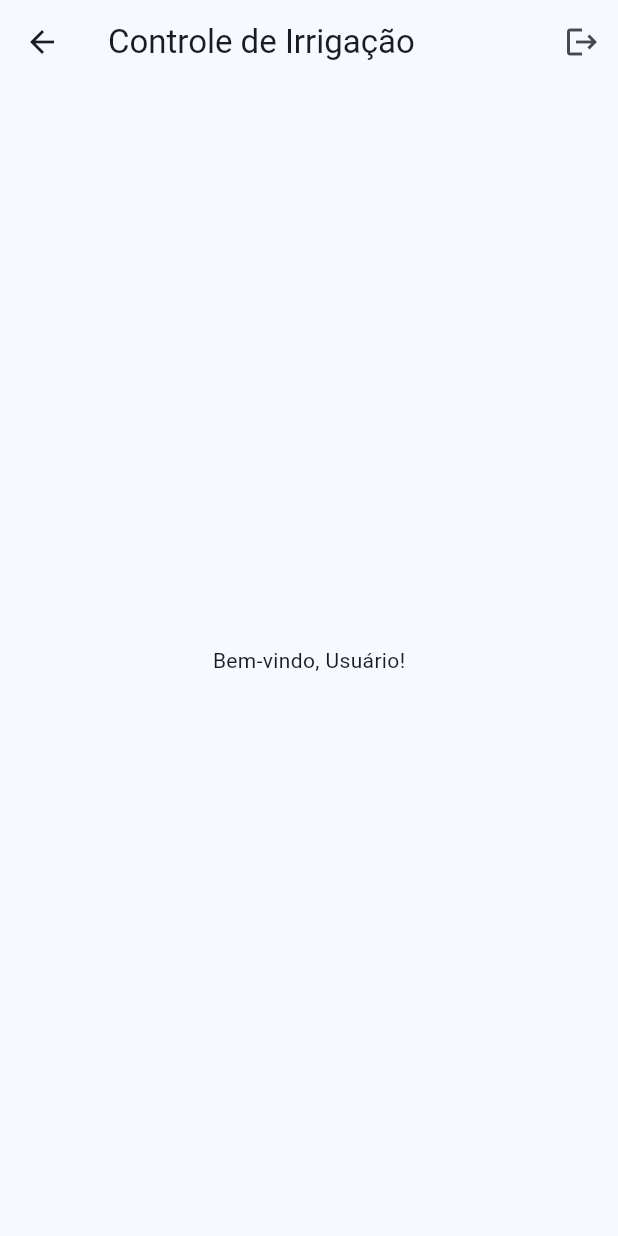
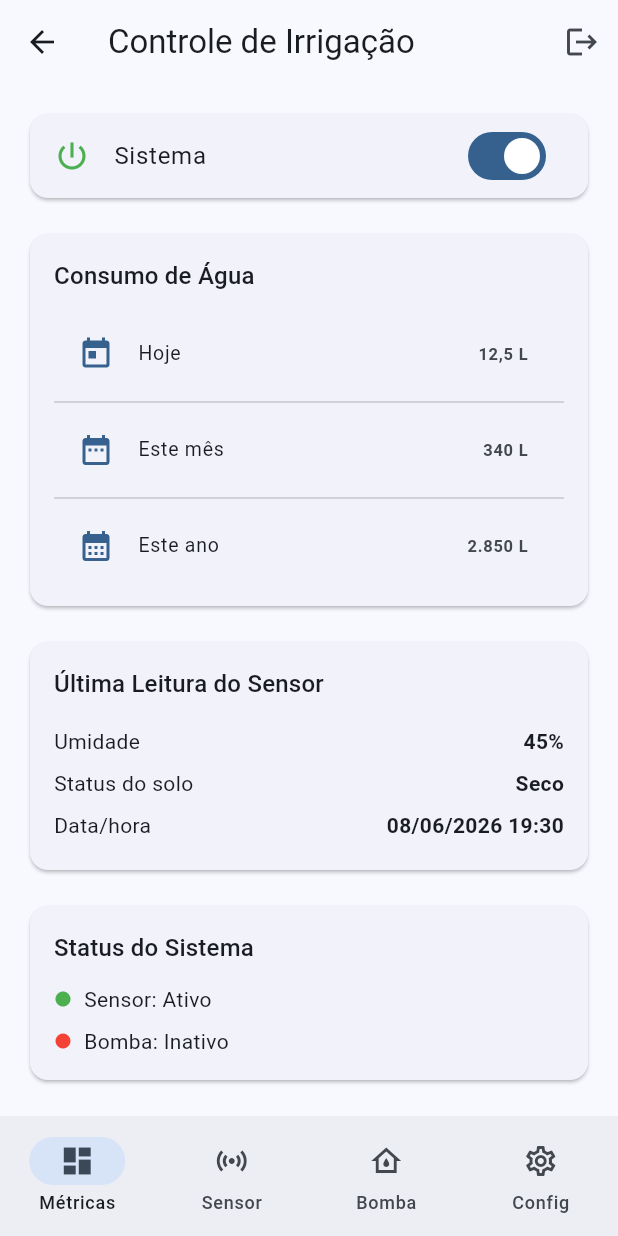
Before and after one commit to EJSeguro/controle-de-irrigacao, a Flutter app: the HomeScreen screen opened directly, on a phone screen of 412 x 824 dp. Run offline on Flutter 3.47's test engine with Material 3 defaults, Android fonts, the phone set to English and light mode, and no system bars; our stand-ins replace shared_preferences; accounts and stored records are empty.

Commit message:
feat: telas de métricas, sensor, bomba e configuração com dados mockados

```diff
--- a/app/lib/screens/home_screen.dart
+++ b/app/lib/screens/home_screen.dart
@@ -1,14 +1,31 @@
 import 'package:flutter/material.dart';
 import 'package:provider/provider.dart';
 import '../services/auth_service.dart';
+import 'metrics_screen.dart';
+import 'sensor_screen.dart';
+import 'pump_screen.dart';
+import 'config_screen.dart';
 
-class HomeScreen extends StatelessWidget {
+class HomeScreen extends StatefulWidget {
   const HomeScreen({super.key});
+
+  @override
+  State<HomeScreen> createState() => _HomeScreenState();
+}
+
+class _HomeScreenState extends State<HomeScreen> {
+  int _currentIndex = 0;
+
+  final _screens = const [
+    MetricsScreen(),
+    SensorScreen(),
+    PumpScreen(),
+    ConfigScreen(),
+  ];
 
   @override
   Widget build(BuildContext context) {
     final auth = context.watch<AuthService>();
-    final email = auth.currentEmail ?? 'Usuário';
 
     return Scaffold(
       appBar: AppBar(
@@ -21,8 +38,32 @@ class HomeScreen extends StatelessWidget {
           ),
         ],
       ),
-      body: Center(
-        child: Text('Bem-vindo, $email!'),
+      body: _screens[_currentIndex],
+      bottomNavigationBar: NavigationBar(
+        selectedIndex: _currentIndex,
+        onDestinationSelected: (i) => setState(() => _currentIndex = i),
+        destinations: const [
+          NavigationDestination(
+            icon: Icon(Icons.dashboard_outlined),
+            selectedIcon: Icon(Icons.dashboard),
+            label: 'Métricas',
+          ),
+          NavigationDestination(
+            icon: Icon(Icons.sensors_outlined),
+            selectedIcon: Icon(Icons.sensors),
+            label: 'Sensor',
+          ),
+          NavigationDestination(
+            icon: Icon(Icons.water_damage_outlined),
+            selectedIcon: Icon(Icons.water_damage),
+            label: 'Bomba',
+          ),
+          NavigationDestination(
+            icon: Icon(Icons.settings_outlined),
+            selectedIcon: Icon(Icons.settings),
+            label: 'Config',
+          ),
+        ],
       ),
     );
   }
--- /dev/null
+++ b/app/lib/screens/metrics_screen.dart
@@ -0,0 +1,114 @@
+import 'package:flutter/material.dart';
+
+class MetricsScreen extends StatefulWidget {
+  const MetricsScreen({super.key});
+
+  @override
+  State<MetricsScreen> createState() => _MetricsScreenState();
+}
+
+class _MetricsScreenState extends State<MetricsScreen> {
+  bool _sistemaLigado = true;
+
+  @override
+  Widget build(BuildContext context) {
+    return ListView(
+      padding: const EdgeInsets.all(16),
+      children: [
+        Card(
+          child: SwitchListTile(
+            title: const Text('Sistema'),
+            value: _sistemaLigado,
+            onChanged: (v) => setState(() => _sistemaLigado = v),
+            secondary: Icon(
+              _sistemaLigado ? Icons.power_settings_new : Icons.power_off,
+              color: _sistemaLigado ? Colors.green : Colors.red,
+            ),
+          ),
+        ),
+        const SizedBox(height: 16),
+        Card(
+          child: Padding(
+            padding: const EdgeInsets.all(16),
+            child: Column(
+              crossAxisAlignment: CrossAxisAlignment.start,
+              children: [
+                Text('Consumo de Água',
+                    style: Theme.of(context).textTheme.titleMedium),
+                const SizedBox(height: 16),
+                _consumoRow(context, 'Hoje', '12,5 L', Icons.today),
+                const Divider(),
+                _consumoRow(context, 'Este mês', '340 L', Icons.date_range),
+                const Divider(),
+                _consumoRow(context, 'Este ano', '2.850 L', Icons.calendar_month),
+              ],
+            ),
+          ),
+        ),
+        const SizedBox(height: 16),
+        Card(
+          child: Padding(
+            padding: const EdgeInsets.all(16),
+            child: Column(
+              crossAxisAlignment: CrossAxisAlignment.start,
+              children: [
+                Text('Última Leitura do Sensor',
+                    style: Theme.of(context).textTheme.titleMedium),
+                const SizedBox(height: 12),
+                _infoRow('Umidade', '45%'),
+                _infoRow('Status do solo', 'Seco'),
+                _infoRow('Data/hora', '08/06/2026 19:30'),
+              ],
+            ),
+          ),
+        ),
+        const SizedBox(height: 16),
+        Card(
+          child: Padding(
+            padding: const EdgeInsets.all(16),
+            child: Column(
+              crossAxisAlignment: CrossAxisAlignment.start,
+              children: [
+                Text('Status do Sistema',
+                    style: Theme.of(context).textTheme.titleMedium),
+                const SizedBox(height: 12),
+                _statusRow(context, 'Sensor', true),
+                const SizedBox(height: 8),
+                _statusRow(context, 'Bomba', false),
+              ],
+            ),
+          ),
+        ),
+      ],
+    );
+  }
+
+  Widget _consumoRow(BuildContext context, String label, String valor, IconData icon) {
+    return ListTile(
+      leading: Icon(icon, color: Theme.of(context).colorScheme.primary),
+      title: Text(label),
+      trailing: Text(valor, style: const TextStyle(fontWeight: FontWeight.bold)),
+      dense: true,
+    );
+  }
+
+  Widget _infoRow(String label, String value) {
+    return Padding(
+      padding: const EdgeInsets.symmetric(vertical: 4),
+      child: Row(
+        mainAxisAlignment: MainAxisAlignment.spaceBetween,
+        children: [Text(label), Text(value, style: const TextStyle(fontWeight: FontWeight.bold))],
+      ),
+    );
+  }
+
+  Widget _statusRow(BuildContext context, String label, bool ativo) {
+    return Row(
+      children: [
+        Icon(Icons.circle, size: 12, color: ativo ? Colors.green : Colors.red),
+        const SizedBox(width: 8),
+        Text('$label: ${ativo ? "Ativo" : "Inativo"}'),
+      ],
+    );
+  }
+}
```
Also changed, not shown: app/lib/screens/config_screen.dart (added, +57 -0 lines), app/lib/screens/pump_screen.dart (added, +89 -0 lines), app/lib/screens/sensor_screen.dart (added, +81 -0 lines).
